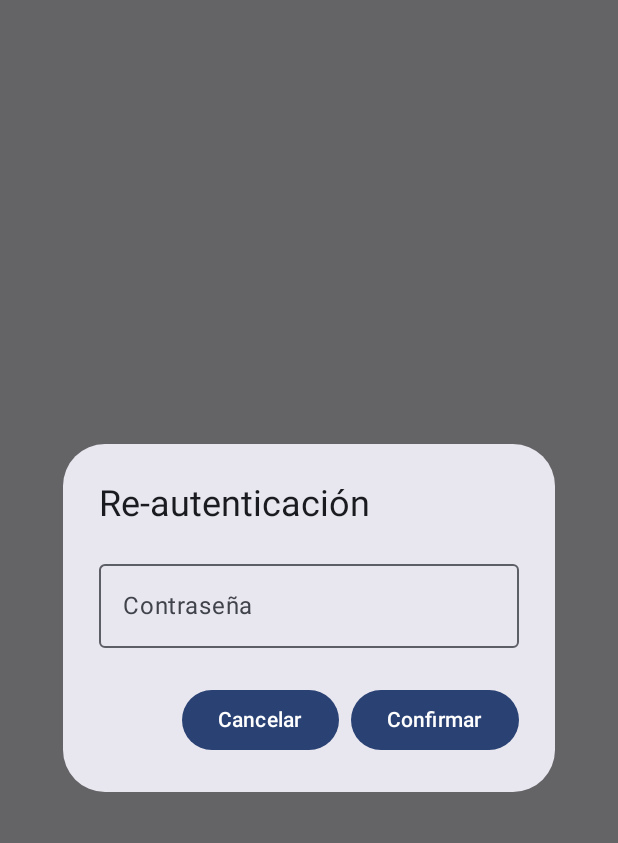
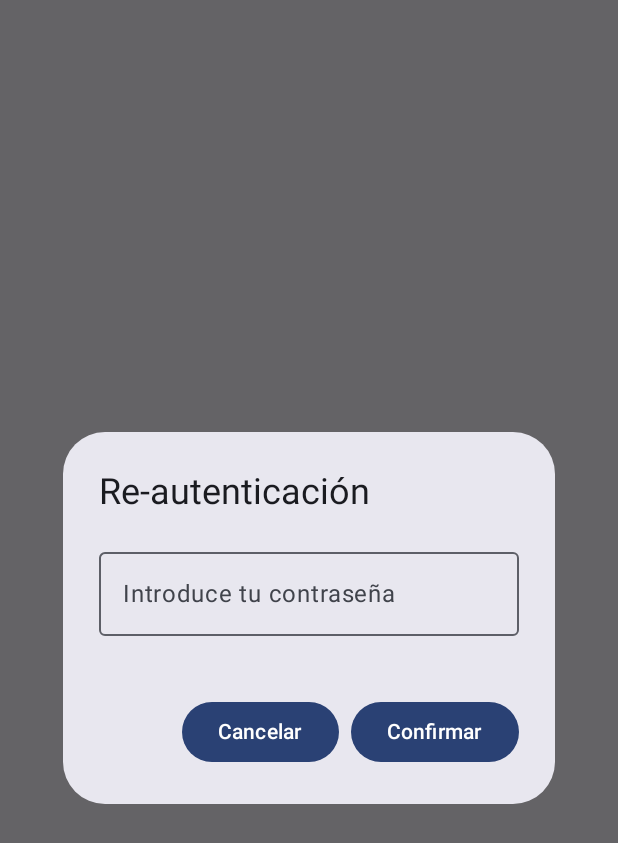
Before and after one commit to AndreuRaga/BrainTrainer, an Android app built with Jetpack Compose: the composable ReauthDialog shown on its own in the app's theme, on a phone screen of 412 x 824 dp. Shown: the top 843 px of the screen. Run offline under Robolectric (Android 15) with nearby library versions, the phone set to English and light mode, and no system bars.

Commit message:
El mensaje de contraseña incorrecta se muestra en OutlinedTextField

```diff
--- a/app/src/main/java/com/example/braintrainer/presentation/screens/ConfigScreen.kt
+++ b/app/src/main/java/com/example/braintrainer/presentation/screens/ConfigScreen.kt
@@ -37,14 +37,16 @@ import com.example.braintrainer.presentation.navigation.AppScreens
 @Composable
 fun ConfigScreen(navController: NavHostController, authViewModel: AuthViewModel) {
     val uiState by authViewModel.uiState.collectAsState()
-
+    /*
     if (uiState.showErrorDialog) {
         ErrorAlertDialog(errorMessage = uiState.errorMessage ?: "Error desconocido") {
             authViewModel.showErrorDialog(false)
         }
     }
+    */
     if (uiState.showDialog) {
         ReauthDialog(
+            errorPassword = uiState.showErrorDialog,
             onConfirm = { password ->
                 authViewModel.reauthUser(password)
             }
@@ -111,7 +113,7 @@ fun ConfigScreen(navController: NavHostController, authViewModel: AuthViewModel)
     }
 }
 @Composable
-fun ReauthDialog(onConfirm: (String) -> Unit, onDismiss: () -> Unit) {
+fun ReauthDialog(errorPassword: Boolean, onConfirm: (String) -> Unit, onDismiss: () -> Unit) {
     var password by remember { mutableStateOf("") }
     AlertDialog(
         onDismissRequest = onDismiss,
@@ -121,9 +123,11 @@ fun ReauthDialog(onConfirm: (String) -> Unit, onDismiss: () -> Unit) {
                 OutlinedTextField(
                     value = password,
                     onValueChange = { password = it },
-                    label = { Text("Contraseña") },
+                    label = { Text("Introduce tu contraseña") },
                     visualTransformation = PasswordVisualTransformation(),
-                    singleLine = true
+                    singleLine = true,
+                    supportingText = { if (errorPassword) Text("Contraseña incorrecta.") },
+                    isError = errorPassword
                 )
             }
         },
@@ -139,6 +143,8 @@ fun ReauthDialog(onConfirm: (String) -> Unit, onDismiss: () -> Unit) {
         }
     )
 }
+
+/*
 @Composable
 fun ErrorAlertDialog(errorMessage: String, onDismiss: () -> Unit) {
     AlertDialog(
@@ -152,3 +158,4 @@ fun ErrorAlertDialog(errorMessage: String, onDismiss: () -> Unit) {
         }
     )
 }
+ */
```
